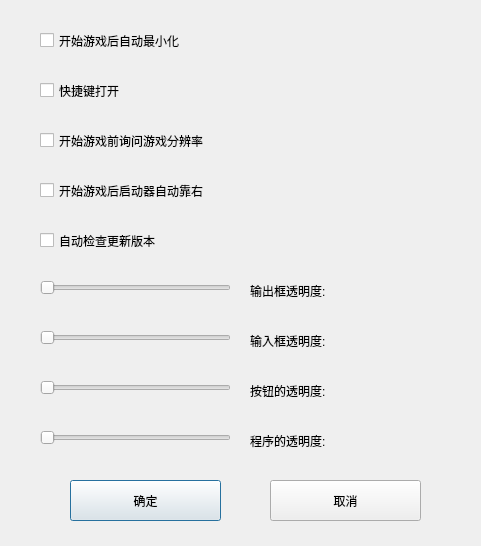
Before: the Qt Designer form setting.ui in Januarylovelulu/Popkart, drawn with Qt 5.
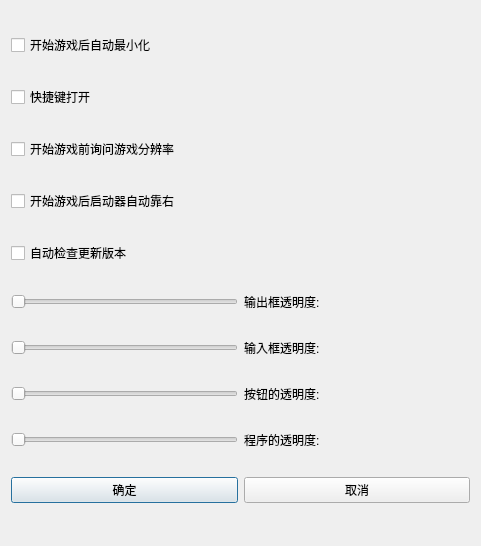
After: the same form once the commit is applied.

```diff
--- a/setting.ui
+++ b/setting.ui
@@ -13,201 +13,137 @@
   <property name="windowTitle">
    <string>Dialog</string>
   </property>
+  <layout class="QGridLayout" name="gridLayout">
+   <item row="0" column="0" colspan="2">
   <widget class="QCheckBox" name="checkBox">
-   <property name="geometry">
-    <rect>
-     <x>40</x>
-     <y>20</y>
-     <width>291</width>
-     <height>41</height>
-    </rect>
-   </property>
    <property name="text">
     <string>开始游戏后自动最小化</string>
    </property>
   </widget>
+   </item>
+   <item row="1" column="0" colspan="2">
   <widget class="QCheckBox" name="checkBox_2">
-   <property name="geometry">
-    <rect>
-     <x>40</x>
-     <y>70</y>
-     <width>291</width>
-     <height>41</height>
-    </rect>
-   </property>
    <property name="text">
     <string>快捷键打开</string>
    </property>
   </widget>
-  <widget class="QSlider" name="transparent_btn">
-   <property name="geometry">
-    <rect>
-     <x>40</x>
-     <y>380</y>
-     <width>191</width>
-     <height>16</height>
-    </rect>
-   </property>
-   <property name="orientation">
-    <enum>Qt::Horizontal</enum>
-   </property>
-  </widget>
-  <widget class="QPushButton" name="sure">
-   <property name="geometry">
-    <rect>
-     <x>70</x>
-     <y>480</y>
-     <width>151</width>
-     <height>41</height>
-    </rect>
-   </property>
+   </item>
+   <item row="2" column="0" colspan="2">
+    <widget class="QCheckBox" name="checkBox_3">
+     <property name="text">
+      <string>开始游戏前询问游戏分辨率</string>
+     </property>
+    </widget>
+   </item>
+   <item row="3" column="0" colspan="2">
+    <widget class="QCheckBox" name="checkBox_4">
    <property name="text">
-    <string>确定</string>
-   </property>
-  </widget>
-  <widget class="QPushButton" name="back">
-   <property name="geometry">
-    <rect>
-     <x>270</x>
-     <y>480</y>
-     <width>151</width>
-     <height>41</height>
-    </rect>
-   </property>
+      <string>开始游戏后启动器自动靠右</string>
+     </property>
+    </widget>
+   </item>
+   <item row="4" column="0" colspan="2">
+    <widget class="QCheckBox" name="checkBox_5">
    <property name="text">
-    <string>取消</string>
-   </property>
-  </widget>
-  <widget class="QSlider" name="transparent_input">
-   <property name="geometry">
-    <rect>
-     <x>40</x>
-     <y>330</y>
-     <width>191</width>
-     <height>16</height>
-    </rect>
-   </property>
-   <property name="orientation">
-    <enum>Qt::Horizontal</enum>
-   </property>
-  </widget>
+      <string>自动检查更新版本</string>
+     </property>
+    </widget>
+   </item>
+   <item row="5" column="0">
   <widget class="QSlider" name="transparent_output">
-   <property name="geometry">
-    <rect>
-     <x>40</x>
-     <y>280</y>
-     <width>191</width>
-     <height>16</height>
-    </rect>
-   </property>
    <property name="orientation">
     <enum>Qt::Horizontal</enum>
    </property>
   </widget>
+   </item>
+   <item row="5" column="1">
   <widget class="QLabel" name="label_output">
-   <property name="geometry">
-    <rect>
-     <x>250</x>
-     <y>270</y>
-     <width>201</width>
-     <height>41</height>
-    </rect>
+     <property name="sizePolicy">
+      <sizepolicy hsizetype="Expanding" vsizetype="Preferred">
+       <horstretch>0</horstretch>
+       <verstretch>0</verstretch>
+      </sizepolicy>
    </property>
    <property name="text">
     <string>输出框透明度:</string>
    </property>
   </widget>
+   </item>
+   <item row="6" column="0">
+    <widget class="QSlider" name="transparent_input">
+     <property name="orientation">
+      <enum>Qt::Horizontal</enum>
+     </property>
+    </widget>
+   </item>
+   <item row="6" column="1">
   <widget class="QLabel" name="label_input">
-   <property name="geometry">
-    <rect>
-     <x>250</x>
-     <y>320</y>
-     <width>201</width>
-     <height>41</height>
-    </rect>
+     <property name="sizePolicy">
+      <sizepolicy hsizetype="Expanding" vsizetype="Preferred">
+       <horstretch>0</horstretch>
+       <verstretch>0</verstretch>
+      </sizepolicy>
    </property>
    <property name="text">
     <string>输入框透明度:</string>
    </property>
   </widget>
+   </item>
+   <item row="7" column="0">
+    <widget class="QSlider" name="transparent_btn">
+     <property name="orientation">
+      <enum>Qt::Horizontal</enum>
+     </property>
+    </widget>
+   </item>
+   <item row="7" column="1">
   <widget class="QLabel" name="label_btn">
-   <property name="geometry">
-    <rect>
-     <x>250</x>
-     <y>370</y>
-     <width>201</width>
-     <height>41</height>
-    </rect>
+     <property name="sizePolicy">
+      <sizepolicy hsizetype="Expanding" vsizetype="Preferred">
+       <horstretch>0</horstretch>
+       <verstretch>0</verstretch>
+      </sizepolicy>
    </property>
    <property name="text">
     <string>按钮的透明度:</string>
    </property>
   </widget>
-  <widget class="QCheckBox" name="checkBox_3">
-   <property name="geometry">
-    <rect>
-     <x>40</x>
-     <y>120</y>
-     <width>291</width>
-     <height>41</height>
-    </rect>
-   </property>
-   <property name="text">
-    <string>开始游戏前询问游戏分辨率</string>
-   </property>
-  </widget>
+   </item>
+   <item row="8" column="0">
   <widget class="QSlider" name="transparent_window">
-   <property name="geometry">
-    <rect>
-     <x>40</x>
-     <y>430</y>
-     <width>191</width>
-     <height>16</height>
-    </rect>
-   </property>
    <property name="orientation">
     <enum>Qt::Horizontal</enum>
    </property>
   </widget>
+   </item>
+   <item row="8" column="1">
   <widget class="QLabel" name="label_window">
-   <property name="geometry">
-    <rect>
-     <x>250</x>
-     <y>420</y>
-     <width>201</width>
-     <height>41</height>
-    </rect>
+     <property name="sizePolicy">
+      <sizepolicy hsizetype="Expanding" vsizetype="Preferred">
+       <horstretch>0</horstretch>
+       <verstretch>0</verstretch>
+      </sizepolicy>
    </property>
    <property name="text">
     <string>程序的透明度:</string>
    </property>
   </widget>
-  <widget class="QCheckBox" name="checkBox_4">
-   <property name="geometry">
-    <rect>
-     <x>40</x>
-     <y>170</y>
-     <width>291</width>
-     <height>41</height>
-    </rect>
-   </property>
+   </item>
+   <item row="9" column="0">
+    <widget class="QPushButton" name="sure">
    <property name="text">
-    <string>开始游戏后启动器自动靠右</string>
-   </property>
-  </widget>
-  <widget class="QCheckBox" name="checkBox_5">
-   <property name="geometry">
-    <rect>
-     <x>40</x>
-     <y>220</y>
-     <width>291</width>
-     <height>41</height>
-    </rect>
-   </property>
+      <string>确定</string>
+     </property>
+    </widget>
+   </item>
+   <item row="9" column="1">
+    <widget class="QPushButton" name="back">
    <property name="text">
-    <string>自动检查更新版本</string>
-   </property>
-  </widget>
+      <string>取消</string>
+     </property>
+    </widget>
+   </item>
+  </layout>
  </widget>
  <resources/>
  <connections/>
```
Lines whose indentation alone changed are shown as unchanged.
